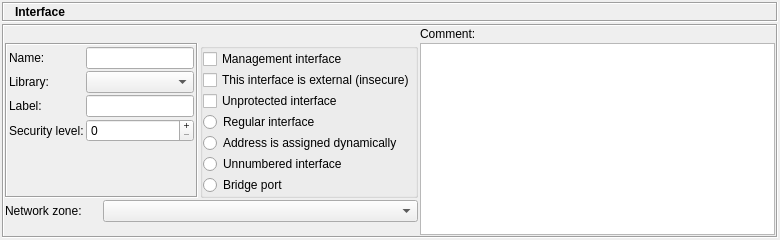
Qt form src/gui/interfacedialog_q.ui (fwbuilder/fwbuilder) before a commit.
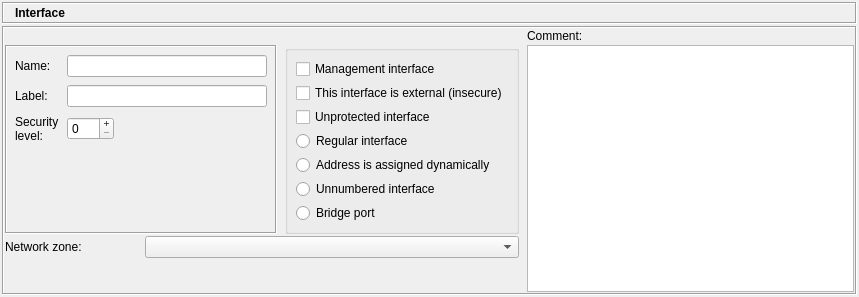
The same form after that commit. Icons and pictures are not drawn.

Commit message: Removed "Library" from all object dialogs; some dialogs tidying

What changed in the file:
```diff
--- a/src/gui/interfacedialog_q.ui
+++ b/src/gui/interfacedialog_q.ui
@@ -8,8 +8,8 @@
    <rect>
     <x>0</x>
     <y>0</y>
-    <width>780</width>
-    <height>236</height>
+    <width>859</width>
+    <height>297</height>
    </rect>
   </property>
   <property name="sizePolicy" >
@@ -156,7 +156,7 @@
          <number>1</number>
         </property>
         <property name="horizontalSpacing" >
-         <number>2</number>
+         <number>8</number>
         </property>
         <property name="verticalSpacing" >
          <number>2</number>
@@ -200,22 +200,22 @@
           </property>
           <layout class="QGridLayout" >
            <property name="leftMargin" >
-            <number>2</number>
+            <number>8</number>
            </property>
            <property name="topMargin" >
-            <number>2</number>
+            <number>8</number>
            </property>
            <property name="rightMargin" >
-            <number>2</number>
+            <number>8</number>
            </property>
            <property name="bottomMargin" >
-            <number>2</number>
+            <number>8</number>
            </property>
            <property name="horizontalSpacing" >
-            <number>2</number>
+            <number>8</number>
            </property>
            <property name="verticalSpacing" >
-            <number>2</number>
+            <number>8</number>
            </property>
            <item row="0" column="0" >
             <widget class="QLabel" name="textLabel1" >
@@ -237,20 +237,11 @@
              </property>
             </widget>
            </item>
-           <item row="1" column="0" >
-            <widget class="QLabel" name="textLabel1_2" >
-             <property name="text" >
-              <string>Library:</string>
-             </property>
-             <property name="wordWrap" >
-              <bool>false</bool>
-             </property>
-            </widget>
-           </item>
            <item row="3" column="0" >
             <widget class="QLabel" name="seclevelLabel" >
              <property name="text" >
-              <string>Security level:</string>
+              <string>Security
+level:</string>
              </property>
              <property name="wordWrap" >
               <bool>false</bool>
@@ -259,6 +250,12 @@
            </item>
            <item row="3" column="1" >
             <widget class="QSpinBox" name="seclevel" >
+             <property name="sizePolicy" >
+              <sizepolicy vsizetype="Fixed" hsizetype="Fixed" >
+               <horstretch>0</horstretch>
+               <verstretch>0</verstretch>
+              </sizepolicy>
+             </property>
              <property name="toolTip" >
               <string>&lt;p>Each interface of the firewall must have security level associated with it.&lt;br>Security level can be any number between 0 and 100, 0 being least secure and 100 being most secure levels. Interface with security level 0 ususally serves Internet connection.&lt;/p></string>
              </property>
@@ -277,18 +274,15 @@
            <item row="2" column="1" >
             <widget class="QLineEdit" name="label" />
            </item>
-           <item row="1" column="1" >
-            <widget class="QComboBox" name="libs" >
-             <property name="sizePolicy" >
-              <sizepolicy vsizetype="Fixed" hsizetype="Expanding" >
-               <horstretch>0</horstretch>
-               <verstretch>0</verstretch>
-              </sizepolicy>
-             </property>
-            </widget>
-           </item>
            <item row="0" column="1" >
-            <widget class="QLineEdit" name="obj_name" />
+            <widget class="QLineEdit" name="obj_name" >
+             <property name="minimumSize" >
+              <size>
+               <width>200</width>
+               <height>0</height>
+              </size>
+             </property>
+            </widget>
            </item>
            <item row="5" column="1" >
             <spacer>
@@ -346,22 +340,22 @@
           </property>
           <layout class="QGridLayout" >
            <property name="leftMargin" >
-            <number>0</number>
+            <number>8</number>
            </property>
            <property name="topMargin" >
-            <number>0</number>
+            <number>8</number>
            </property>
            <property name="rightMargin" >
-            <number>0</number>
+            <number>8</number>
            </property>
            <property name="bottomMargin" >
-            <number>0</number>
+            <number>8</number>
            </property>
            <property name="horizontalSpacing" >
             <number>1</number>
            </property>
            <property name="verticalSpacing" >
-            <number>1</number>
+            <number>4</number>
            </property>
            <item row="1" column="0" >
             <widget class="QCheckBox" name="ext" >
```
Left out of the diff: 17 changed lines with no effect on the pictures. The commit also changes 41 other files.
